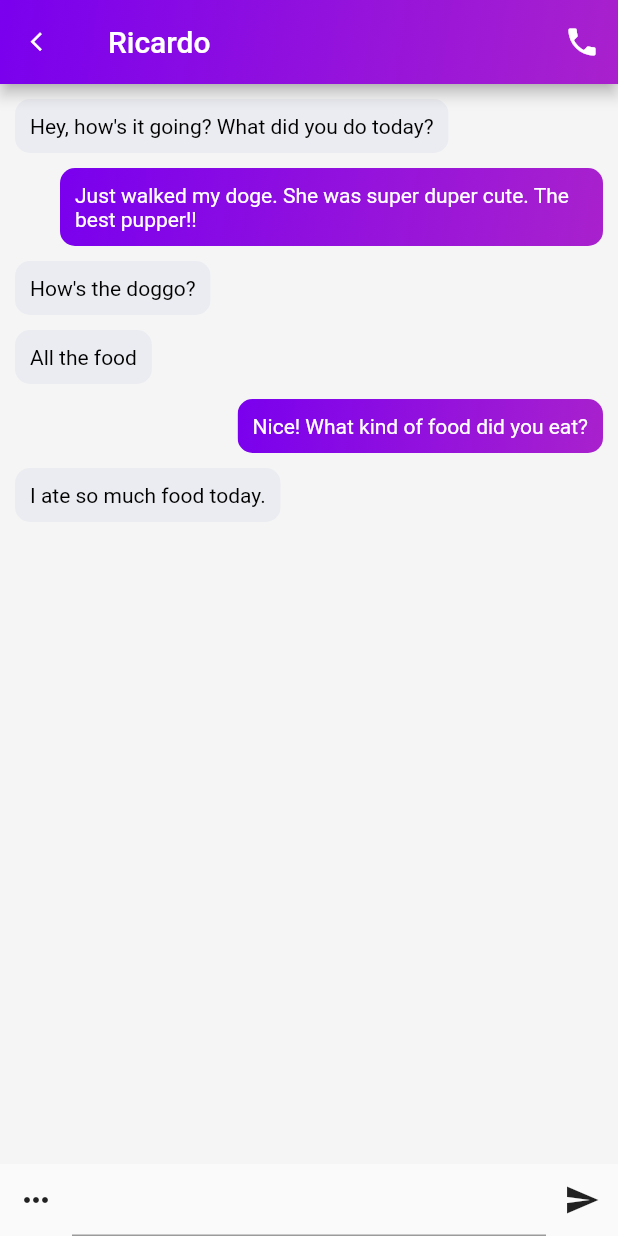
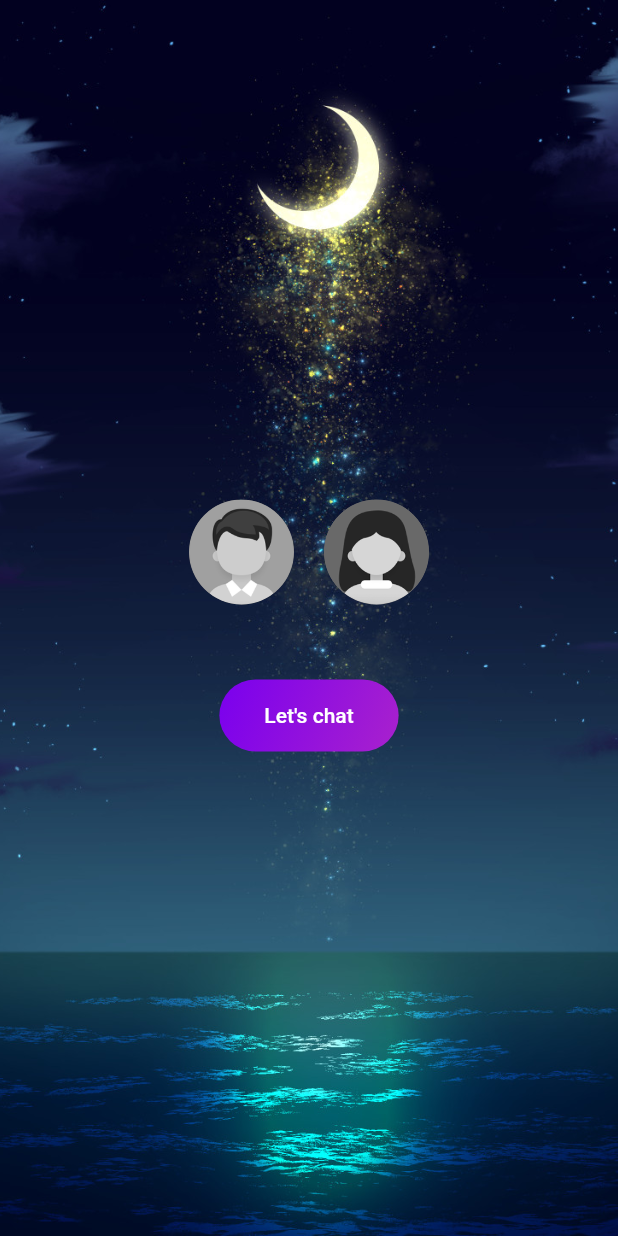
Before and after one commit to Steins-framework/SteinsChat, a Flutter app: the screen it shows after launch, on a phone screen of 412 x 824 dp. Run offline on Flutter 3.47's test engine with Material 2 defaults, Android fonts, the light colour scheme and no system bars; our stand-ins replace sqflite; accounts and stored records are empty.

```diff
--- a/lib/data/chat_content.dart
+++ b/lib/data/chat_content.dart
@@ -6,44 +6,44 @@ import 'package:chat/models/user.dart';
 final User currentUser = User(
   id: 0,
   name: 'Current User',
-  imageUrl: 'assets/images/greg.jpg',
+  avatar: 'assets/images/greg.jpg',
 );
 
 // USERS
 final User greg = User(
   id: 1,
   name: 'Greg',
-  imageUrl: 'assets/images/greg.jpg',
+  avatar: 'assets/images/greg.jpg',
 );
 final User james = User(
   id: 2,
   name: 'James',
-  imageUrl: 'assets/images/james.jpg',
+  avatar: 'assets/images/james.jpg',
 );
 final User john = User(
   id: 3,
   name: 'John',
-  imageUrl: 'assets/images/john.jpg',
+  avatar: 'assets/images/john.jpg',
 );
 final User olivia = User(
   id: 4,
   name: 'Olivia',
-  imageUrl: 'assets/images/olivia.jpg',
+  avatar: 'assets/images/olivia.jpg',
 );
 final User sam = User(
   id: 5,
   name: 'Sam',
-  imageUrl: 'assets/images/sam.jpg',
+  avatar: 'assets/images/sam.jpg',
 );
 final User sophia = User(
   id: 6,
   name: 'Sophia',
-  imageUrl: 'assets/images/sophia.jpg',
+  avatar: 'assets/images/sophia.jpg',
 );
 final User steven = User(
   id: 7,
   name: 'Steven',
-  imageUrl: 'assets/images/steven.jpg',
+  avatar: 'assets/images/steven.jpg',
 );
 
 // FAVORITE CONTACTS
@@ -55,50 +55,36 @@ List<Message> chats = [
     sender: james,
     time: '5:30 PM',
     text: 'Hey, how\'s it going? What did you do today?',
-    isLiked: false,
-    unread: true,
   ),
   Message(
     sender: olivia,
     time: '4:30 PM',
     text: 'Hey, how\'s it going? What did you do today?',
-    isLiked: false,
-    unread: true,
   ),
   Message(
     sender: john,
     time: '3:30 PM',
     text: 'Hey, how\'s it going? What did you do today?',
-    isLiked: false,
-    unread: false,
   ),
   Message(
     sender: sophia,
     time: '2:30 PM',
     text: 'Hey, how\'s it going? What did you do today?',
-    isLiked: false,
-    unread: true,
   ),
   Message(
     sender: steven,
     time: '1:30 PM',
     text: 'Hey, how\'s it going? What did you do today?',
-    isLiked: false,
-    unread: false,
   ),
   Message(
     sender: sam,
     time: '12:30 PM',
     text: 'Hey, how\'s it going? What did you do today?',
-    isLiked: false,
-    unread: false,
   ),
   Message(
     sender: greg,
     time: '11:30 AM',
     text: 'Hey, how\'s it going? What did you do today?',
-    isLiked: false,
-    unread: false,
   ),
 ];
 
@@ -108,42 +94,30 @@ List<Message> messages = [
     sender: james,
     time: '5:30 PM',
     text: 'Hey, how\'s it going? What did you do today?',
-    isLiked: true,
-    unread: true,
   ),
   Message(
     sender: currentUser,
     time: '4:30 PM',
     text: 'Just walked my doge. She was super duper cute. The best pupper!!',
-    isLiked: false,
-    unread: true,
   ),
   Message(
     sender: james,
     time: '3:45 PM',
     text: 'How\'s the doggo?',
-    isLiked: false,
-    unread: true,
   ),
   Message(
     sender: james,
     time: '3:15 PM',
     text: 'All the food',
-    isLiked: true,
-    unread: true,
   ),
   Message(
     sender: currentUser,
     time: '2:30 PM',
     text: 'Nice! What kind of food did you eat?',
-    isLiked: false,
-    unread: true,
   ),
   Message(
     sender: james,
     time: '2:00 PM',
     text: 'I ate so much food today.',
-    isLiked: false,
-    unread: true,
   ),
 ];
--- a/lib/main.dart
+++ b/lib/main.dart
@@ -1,7 +1,11 @@
-import 'package:chat/view/chat_view.dart';
+import 'package:chat/screen/chat_screen.dart';
+import 'package:chat/screen/home_screen.dart';
 import 'package:flutter/material.dart';
+import 'global/localDB.dart';
 
 void main() {
+  WidgetsFlutterBinding.ensureInitialized();
+
   runApp(MyApp());
 }
 
@@ -15,7 +19,72 @@ class MyApp extends StatelessWidget {
         primarySwatch: Colors.blue,
         visualDensity: VisualDensity.adaptivePlatformDensity,
       ),
-      home: ChatView(),
+      home: HomeScreen(),
     );
   }
 }
+//
+// import 'package:flutter/material.dart';
+// import 'package:flutter/animation.dart';
+//
+//
+// class AnimatedLogo extends AnimatedWidget{
+//   AnimatedLogo({Key key, Animation<double> animation})
+//       : super(key: key, listenable: animation);
+//
+//   Widget build(BuildContext context){
+//     final Animation<double> animation = listenable;
+//     return new Center(
+//       child: new Container(
+//         margin: new EdgeInsets.symmetric(vertical: 10.0),
+//         height: animation.value,
+//         width: animation.value,
+//         child: new FlutterLogo(),
+//       ),
+//     );
+//   }
+// }
+//
+// class LogoApp extends StatefulWidget {
+//   _LogoAppState createState() => new _LogoAppState();
+// }
+//
+// class _LogoAppState extends State<LogoApp> with SingleTickerProviderStateMixin {
+//
+//   Animation<double> animation;
+//   AnimationController controller;
+//
+//
+//   initState(){
+//     super.initState();
+//     controller = new AnimationController(
+//       duration: const Duration(milliseconds: 2000),
+//       vsync: this,
+//     );
+//     animation = new Tween(begin: 0.0, end: 300.0).animate(controller)
+//       ..addStatusListener((status) {
+//         print(status);
+//         if(status == AnimationStatus.completed){
+//           controller.reverse();
+//         }else if(status == AnimationStatus.dismissed){
+//           controller.forward();
+//         }
+//       });
+//
+//     controller.forward();
+//   }
+//
+//   Widget build(BuildContext context) {
+//     return AnimatedLogo(animation: animation,);
+//   }
+//
+//   @override
+//   void dispose() {
+//     controller.dispose();
+//     super.dispose();
+//   }
+// }
+//
+// void main() {
+//   runApp(new LogoApp());
+// }
--- /dev/null
+++ b/lib/net/net.dart
@@ -0,0 +1,3 @@
+class net{
+
+}
--- /dev/null
+++ b/lib/screen/home_screen.dart
@@ -0,0 +1,138 @@
+import 'package:chat/screen/chat_screen.dart';
+import 'package:flutter/cupertino.dart';
+import 'package:flutter/material.dart';
+import 'dart:io';
+
+class HomeScreen extends StatefulWidget {
+  @override
+  _HomeScreenState createState() => _HomeScreenState();
+}
+
+class _HomeScreenState extends State<HomeScreen> {
+
+  static const ColorFilter identity = ColorFilter.matrix(<double>[
+    1, 0, 0, 0, 0,
+    0, 1, 0, 0, 0,
+    0, 0, 1, 0, 0,
+    0, 0, 0, 1, 0,
+  ]);
+
+  static const ColorFilter greyscale = ColorFilter.matrix(<double>[
+    0.2126, 0.7152, 0.0722, 0, 0,
+    0.2126, 0.7152, 0.0722, 0, 0,
+    0.2126, 0.7152, 0.0722, 0, 0,
+    0,      0,      0,      1, 0,
+  ]);
+
+
+  static const int MAN = 0;
+  static const int FEMALE = 1;
+
+  int gender = 4;
+
+  void _jumpToChat(){
+    Navigator.push(context, new MaterialPageRoute(builder: (context){
+      return ChatScreen();
+    }));
+  }
+
+  void _choiceGender(int gender){
+    print(gender);
+    setState(() {
+      this.gender = gender;
+    });
+  }
+
+  Decoration _buildDecoration(){
+    return BoxDecoration(
+      gradient: LinearGradient(
+        colors: [
+          Color(0xFF7A00EE),
+          Color(0xFF8B30F1),
+          Color(0xFFBE20E7),
+        ],
+        begin: Alignment.topLeft,
+        end: Alignment.bottomRight,
+      ),
+    );
+  }
+
+  Widget _genderPicker(int gender, ImageProvider image){
+    return ClipOval(
+      child: Container(
+        // color: this.gender == gender ? Colors.amberAccent : null,
+        decoration: this.gender == gender ? _buildDecoration() : null,
+        padding: EdgeInsets.all(10.0),
+        child: GestureDetector(
+          onTap: (){
+            _choiceGender(gender);
+          },
+          child: ColorFiltered(
+            colorFilter: this.gender == gender ? identity : greyscale,
+            child: CircleAvatar(
+              radius: 35.0,
+              // backgroundImage: AssetImage('assets/images/male-selected.png'),
+              backgroundImage: image,
+            ),
+          ),
+        ),
+      ),
+    );
+  }
+
+  @override
+  Widget build(BuildContext context) {
+
+    return Scaffold(
+      body: Container(
+        decoration: BoxDecoration(
+            image: DecorationImage(
+                image: AssetImage('assets/images/background.jpg'),
+                fit: BoxFit.cover
+            )
+        ),
+        child: Column(
+          mainAxisAlignment: MainAxisAlignment.center,
+          children: [
+            Row(
+              mainAxisAlignment: MainAxisAlignment.center,
+              children: [
+                _genderPicker(MAN, AssetImage('assets/images/male-selected.png')),
+                _genderPicker(FEMALE, AssetImage('assets/images/female-selected.png')),
+              ],
+            ),
+            SizedBox.fromSize(size: Size(0.0, 40.0)),
+            Container(
+              decoration: BoxDecoration(
+                gradient: LinearGradient(
+                  colors: [
+                    Color(0xFF7A00EE), Color(0xFFA921CD)
+                  ],
+                  begin: Alignment.topLeft,
+                  end: Alignment.bottomRight,
+                ),
+                borderRadius: BorderRadius.circular(25),
+              ),
+              child: TextButton(
+                style: ButtonStyle(
+                  padding: MaterialStateProperty.all(
+                    Platform.isWindows ? EdgeInsets.fromLTRB(30.0, 15.0, 30.0, 18.0) : EdgeInsets.fromLTRB(30.0, 5.0, 30.0, 5.0),
+                  ),
+                ),
+                child: Text(
+                  "Let's chat",
+                  style: TextStyle(
+                      color: Colors.white
+                  ),
+                ),
+                onPressed: (){
+                  _jumpToChat();
+                },
+              ),
+            )
+          ],
+        ),
+      ),
+    );
+  }
+}
```
Also changed, not shown: lib/global/localDB.dart (added, +29 -0 lines), lib/models/message.dart (+31 -6 lines), lib/models/user.dart (+30 -2 lines), lib/screen/chat_screen.dart (renamed from lib/view/chat_view.dart, +115 -23 lines), pubspec.yaml (+6 -3 lines), assets/images/background.jpg (added), assets/images/female-selected.png (added), assets/images/male-selected.png (added).
